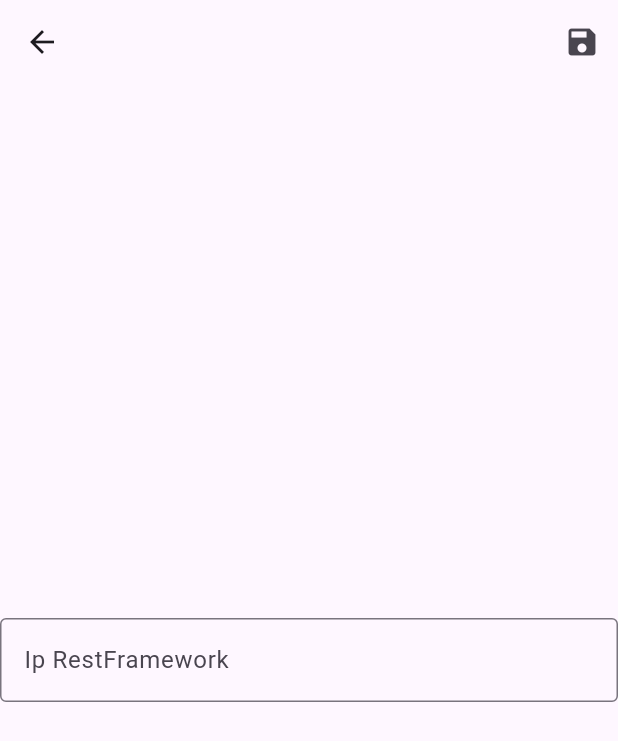
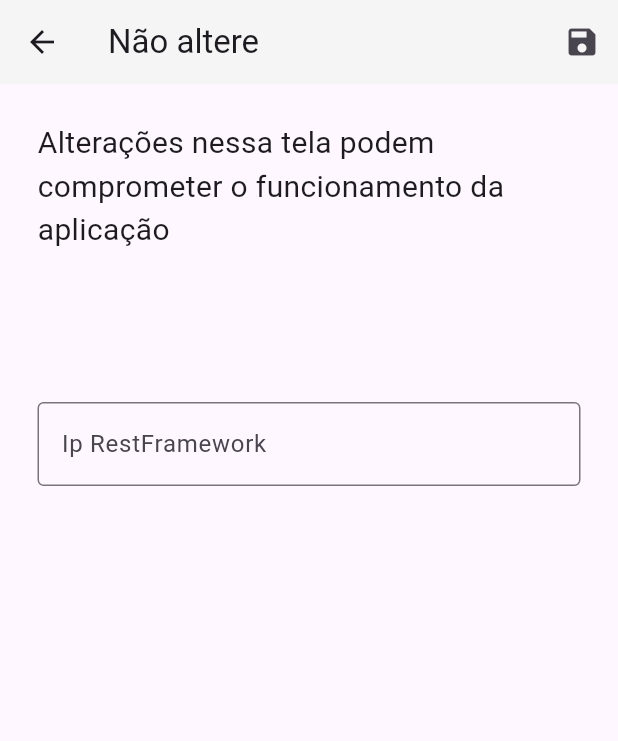
Before and after one commit to RafaelOuverney/stein_android, a Flutter app: the Rq screen opened directly, on a phone screen of 412 x 824 dp. Shown: the top 741 px of the screen. Run offline on Flutter 3.47's test engine with Material 2 defaults, Android fonts, the phone set to English and light mode, and no system bars; our stand-ins replace google_fonts; network calls fail.

Commit message:
modified:   lib/login.dart 	modified:   lib/main.dart 	modified:   lib/req.dart 	modified:   lib/requisicao.dart

```diff
--- a/lib/req.dart
+++ b/lib/req.dart
@@ -1,6 +1,4 @@
 import 'package:flutter/material.dart';
-import 'package:flutter/src/widgets/container.dart';
-import 'package:flutter/src/widgets/framework.dart';
 import 'package:stein/login.dart';
 import 'package:stein/requisicao.dart';
 
@@ -17,10 +15,25 @@ class _RqState extends State<Rq> {
   Widget build(BuildContext context) {
     return Scaffold(
       appBar: AppBar(
+        backgroundColor: Colors.grey[100],
+        title: const Text('Não altere'),
         actions: [
           IconButton(
               onPressed: (() {
                 if (formkey.currentState!.validate()) {
+                  final snackBar = SnackBar(
+                    content: const Text('Essa ação não podera ser revertida'),
+                    action: SnackBarAction(
+                      label: 'Continuar',
+                      textColor: Colors.lightBlue,
+                      onPressed: () {
+                        final snackBar = SnackBar(
+                          content: const Text(
+                              'A aplicação pode deixar de funcionar'),
+                          action: SnackBarAction(
+                            label: 'Ok',
+                            textColor: Colors.redAccent,
+                            onPressed: () {
                               Navigator.pushAndRemoveUntil(
                                 context,
                                 MaterialPageRoute(
@@ -28,15 +41,42 @@ class _RqState extends State<Rq> {
                                 ),
                                 (route) => false,
                               );
+                            },
+                          ),
+                        );
+                        ScaffoldMessenger.of(context).showSnackBar(snackBar);
+                      },
+                    ),
+                  );
+                  ScaffoldMessenger.of(context).showSnackBar(snackBar);
                 }
               }),
               icon: Icon(Icons.save))
         ],
       ),
       body: SafeArea(
-        child: Form(
+        child: Column(children: [
+          const SizedBox(
+            child: Padding(
+              padding: EdgeInsets.only(left: 25, right: 25, top: 25),
+              child: Center(
+                child: Text(
+                  'Alterações nessa tela podem comprometer o funcionamento da aplicação',
+                  style: TextStyle(
+                    fontSize: 20,
+                  ),
+                ),
+              ),
+            ),
+          ),
+          SizedBox(
+            height: 100,
+          ),
+          Form(
             key: formkey,
             child: Center(
+              child: SizedBox(
+                width: MediaQuery.of(context).size.width - 50,
                 child: TextFormField(
                   decoration: InputDecoration(
                       border: const OutlineInputBorder(),
@@ -44,7 +84,7 @@ class _RqState extends State<Rq> {
                       hintText: req),
                   validator: (value) {
                     if (value!.isEmpty) {
-                  req = value;
+                      return 'Informe um endereço';
                     } else {
                       req = value;
                     }
@@ -53,6 +93,8 @@ class _RqState extends State<Rq> {
               ),
             ),
           ),
+        ]),
+      ),
     );
   }
 }
```
Also changed, not shown: lib/login.dart (+41 -8 lines), lib/main.dart (+9 -0 lines), lib/requisicao.dart (+20 -18 lines). Lines whose indentation alone changed are shown as unchanged.
